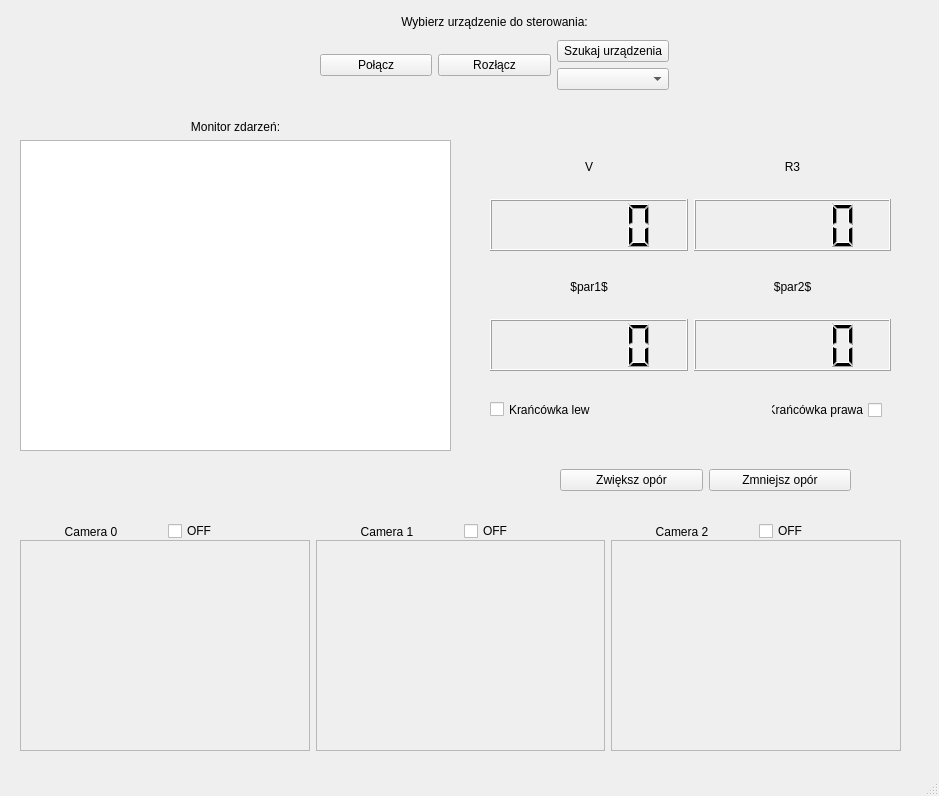
First picture: the form in mainwindow.ui, repository andrzagorski/Opornica, before the edit.
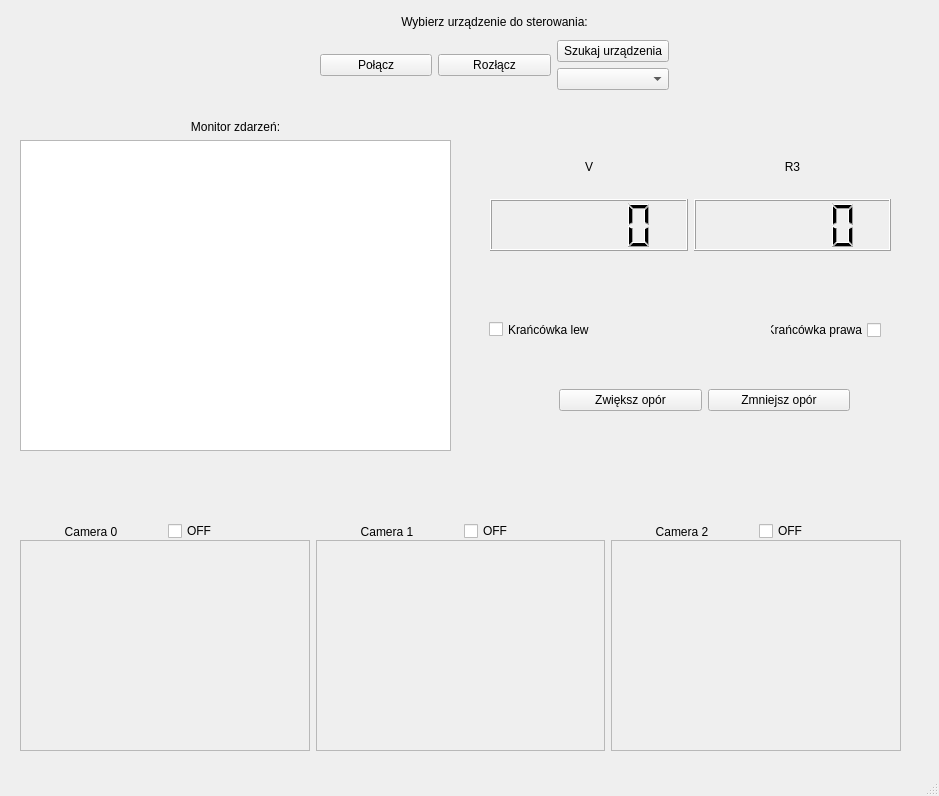
Second picture: the form after the edit.

What changed in the file:
```diff
--- a/mainwindow.ui
+++ b/mainwindow.ui
@@ -161,57 +161,11 @@
      </item>
     </layout>
    </widget>
-   <widget class="QWidget" name="horizontalLayoutWidget_2">
-    <property name="geometry">
-     <rect>
-      <x>490</x>
-      <y>260</y>
-      <width>401</width>
-      <height>111</height>
-     </rect>
-    </property>
-    <layout class="QHBoxLayout" name="horizontalLayout_4">
-     <item>
-      <layout class="QVBoxLayout" name="verticalLayout_10">
-       <item>
-        <widget class="QLabel" name="label_9">
-         <property name="text">
-          <string>$par1$</string>
-         </property>
-         <property name="alignment">
-          <set>Qt::AlignCenter</set>
-         </property>
-        </widget>
-       </item>
-       <item>
-        <widget class="QLCDNumber" name="lcdNumber_7"/>
-       </item>
-      </layout>
-     </item>
-     <item>
-      <layout class="QVBoxLayout" name="verticalLayout_11">
-       <item>
-        <widget class="QLabel" name="label_10">
-         <property name="text">
-          <string>$par2$</string>
-         </property>
-         <property name="alignment">
-          <set>Qt::AlignCenter</set>
-         </property>
-        </widget>
-       </item>
-       <item>
-        <widget class="QLCDNumber" name="lcdNumber_8"/>
-       </item>
-      </layout>
-     </item>
-    </layout>
-   </widget>
    <widget class="QWidget" name="horizontalLayoutWidget_3">
     <property name="geometry">
      <rect>
-      <x>560</x>
-      <y>460</y>
+      <x>559</x>
+      <y>380</y>
       <width>291</width>
       <height>41</height>
      </rect>
@@ -374,8 +328,8 @@
    <widget class="QCheckBox" name="checkBox_lewaKrancowka">
     <property name="geometry">
      <rect>
-      <x>490</x>
-      <y>400</y>
+      <x>489</x>
+      <y>320</y>
       <width>101</width>
       <height>19</height>
      </rect>
@@ -387,8 +341,8 @@
    <widget class="QCheckBox" name="checkBoxPrawaKrancowka">
     <property name="geometry">
      <rect>
-      <x>771</x>
-      <y>400</y>
+      <x>770</x>
+      <y>320</y>
       <width>111</width>
       <height>20</height>
      </rect>
```
Left out of the diff: 2 changed lines with no effect on the pictures.
